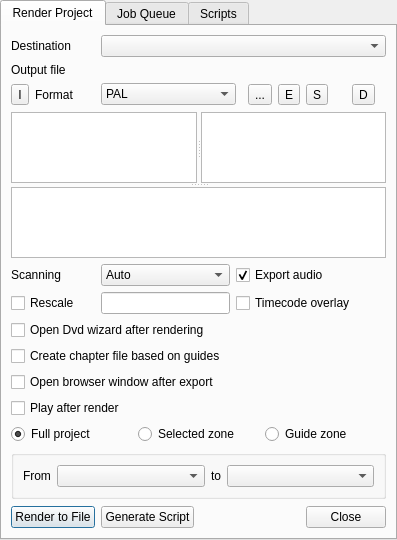
Above: src/widgets/renderwidget_ui.ui from KDE/kdenlive before the change. Below: the same form after it.
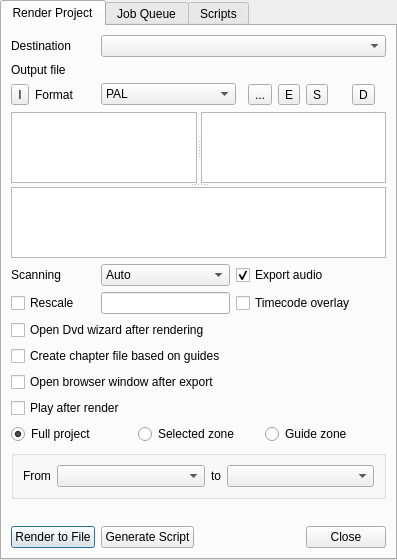
That is the form after the change. Custom widgets are drawn as their Qt base class.

Patch:
```diff
--- a/src/widgets/renderwidget_ui.ui
+++ b/src/widgets/renderwidget_ui.ui
@@ -277,21 +277,21 @@
          </layout>
         </widget>
        </item>
-       <item row="13" column="0" colspan="2">
+       <item row="14" column="0" colspan="2">
         <widget class="QPushButton" name="buttonRender">
          <property name="text">
           <string>Render to File</string>
          </property>
         </widget>
        </item>
-       <item row="13" column="2" colspan="1">
+       <item row="14" column="2">
         <widget class="QPushButton" name="buttonGenerateScript">
          <property name="text">
           <string>Generate Script</string>
          </property>
         </widget>
        </item>
-       <item row="13" column="3" colspan="6">
+       <item row="14" column="3" colspan="6">
         <spacer name="horizontalSpacer">
          <property name="orientation">
           <enum>Qt::Horizontal</enum>
@@ -304,7 +304,7 @@
          </property>
         </spacer>
        </item>
-       <item row="13" column="9" colspan="2">
+       <item row="14" column="9" colspan="2">
         <widget class="KPushButton" name="buttonClose">
          <property name="text">
           <string>Close</string>
@@ -345,6 +345,13 @@
          </property>
         </spacer>
        </item>
+       <item row="13" column="0" colspan="11">
+        <widget class="QLabel" name="errorLabel">
+         <property name="text">
+          <string/>
+         </property>
+        </widget>
+       </item>
       </layout>
      </widget>
      <widget class="QWidget" name="tab_2">
```
